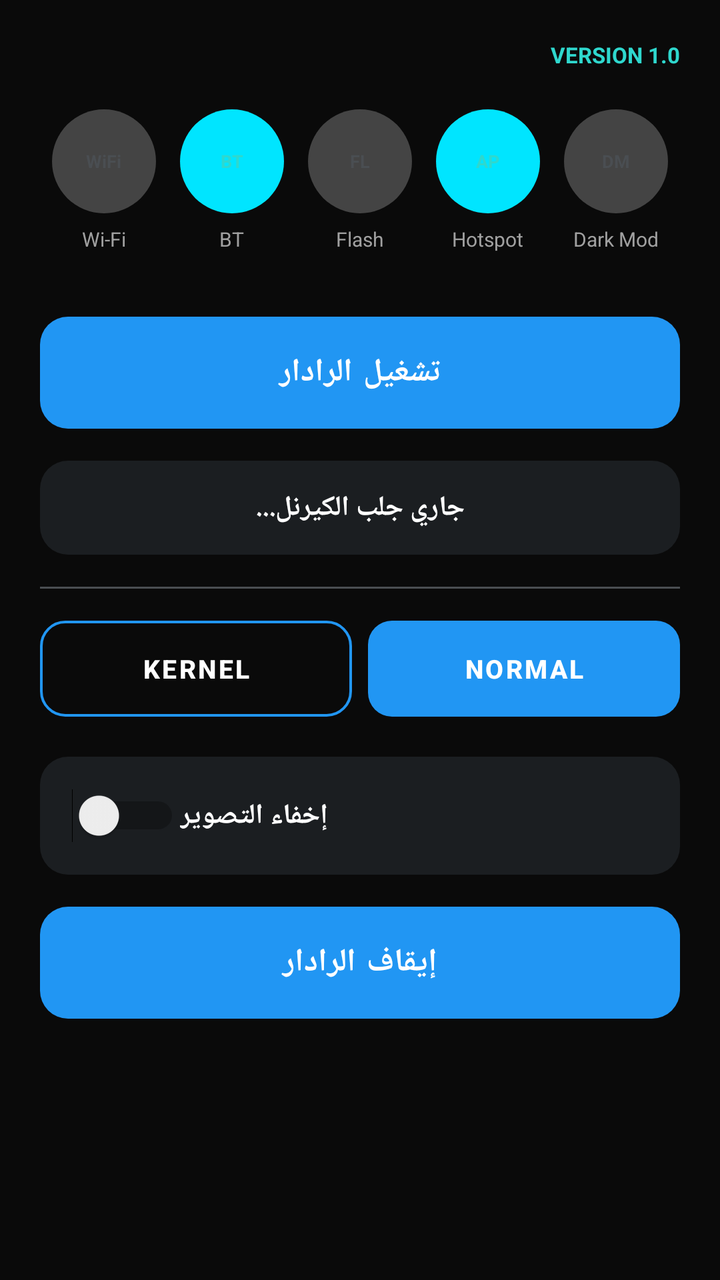
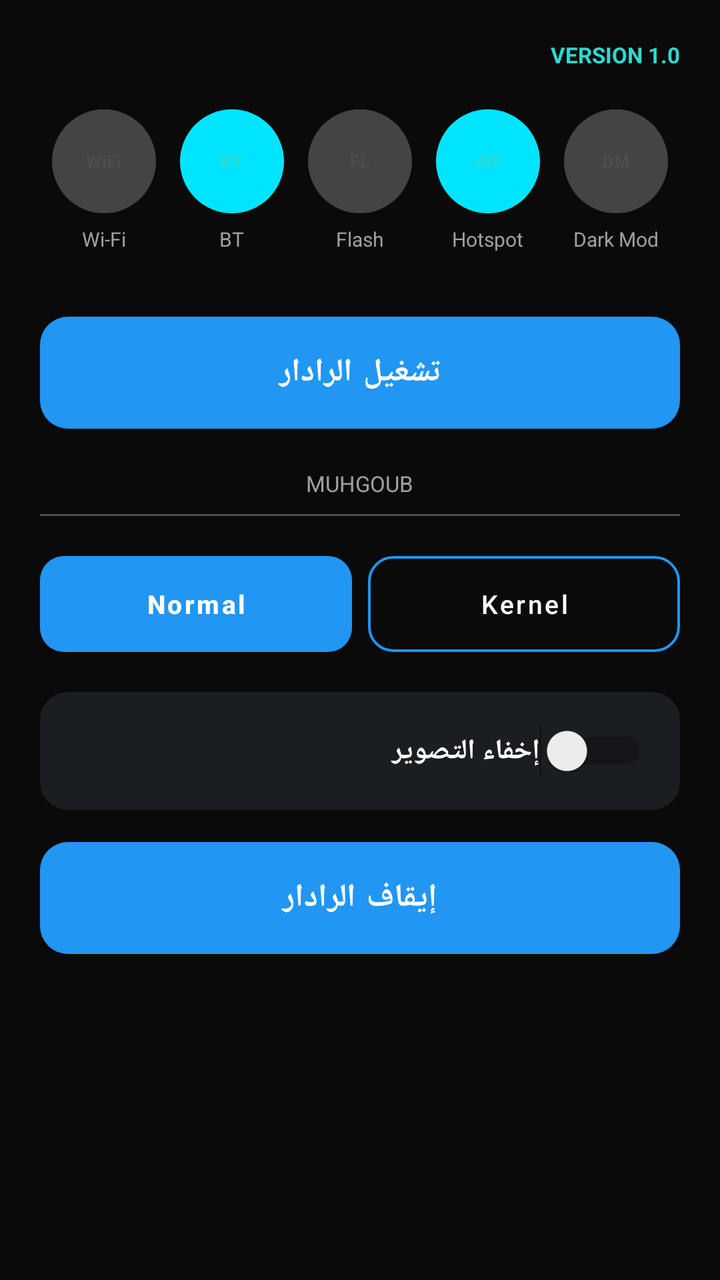

An Android layout rendered at two revisions. The XML below is the earlier revision; the diff shows what the commit changed to produce the second picture.
<!-- AndroidManifest.xml: application theme Theme.MuhgoubHUD -->
<!-- res/layout/activity_main.xml -->
<?xml version="1.0" encoding="utf-8"?>
<ScrollView xmlns:android="http://schemas.android.com/apk/res/android"
    android:layout_width="match_parent"
    android:layout_height="match_parent"
    android:background="@color/bg_dark">

    <LinearLayout
        android:layout_width="match_parent"
        android:layout_height="wrap_content"
        android:orientation="vertical"
        android:padding="20dp">

        <TextView
            android:layout_width="match_parent"
            android:layout_height="wrap_content"
            android:gravity="end"
            android:text="VERSION 1.0"
            android:textColor="@color/cyan_accent"
            android:textSize="11sp"
            android:textStyle="bold" />

        
        <LinearLayout
            android:layout_width="match_parent"
            android:layout_height="wrap_content"
            android:layout_marginTop="20dp"
            android:orientation="horizontal"
            android:weightSum="5">

            <LinearLayout
                android:layout_width="0dp"
                android:layout_height="wrap_content"
                android:layout_weight="1"
                android:gravity="center"
                android:orientation="vertical">
                <FrameLayout
                    android:layout_width="52dp"
                    android:layout_height="52dp"
                    android:background="@drawable/bg_icon_circle_gray">
                    <TextView
                        android:layout_width="wrap_content"
                        android:layout_height="wrap_content"
                        android:layout_gravity="center"
                        android:text="WiFi"
                        android:textColor="@color/icon_circle_gray"
                        android:textSize="9sp"
                        android:textStyle="bold" />
                </FrameLayout>
                <TextView
                    android:layout_width="wrap_content"
                    android:layout_height="wrap_content"
                    android:layout_marginTop="6dp"
                    android:text="Wi-Fi"
                    android:textColor="@color/text_secondary"
                    android:textSize="10sp" />
            </LinearLayout>

            <LinearLayout
                android:layout_width="0dp"
                android:layout_height="wrap_content"
                android:layout_weight="1"
                android:gravity="center"
                android:orientation="vertical">
                <FrameLayout
                    android:layout_width="52dp"
                    android:layout_height="52dp"
                    android:background="@drawable/bg_icon_circle_accent">
                    <TextView
                        android:layout_width="wrap_content"
                        android:layout_height="wrap_content"
                        android:layout_gravity="center"
                        android:text="BT"
                        android:textColor="@color/cyan_accent"
                        android:textSize="9sp"
                        android:textStyle="bold" />
                </FrameLayout>
                <TextView
                    android:layout_width="wrap_content"
                    android:layout_height="wrap_content"
                    android:layout_marginTop="6dp"
                    android:text="BT"
                    android:textColor="@color/text_secondary"
                    android:textSize="10sp" />
            </LinearLayout>

            <LinearLayout
                android:layout_width="0dp"
                android:layout_height="wrap_content"
                android:layout_weight="1"
                android:gravity="center"
                android:orientation="vertical">
                <FrameLayout
                    android:layout_width="52dp"
                    android:layout_height="52dp"
                    android:background="@drawable/bg_icon_circle_gray">
                    <TextView
                        android:layout_width="wrap_content"
                        android:layout_height="wrap_content"
                        android:layout_gravity="center"
                        android:text="FL"
                        android:textColor="@color/icon_circle_gray"
                        android:textSize="9sp"
                        android:textStyle="bold" />
                </FrameLayout>
                <TextView
                    android:layout_width="wrap_content"
                    android:layout_height="wrap_content"
                    android:layout_marginTop="6dp"
                    android:text="Flash"
                    android:textColor="@color/text_secondary"
                    android:textSize="10sp" />
            </LinearLayout>

            <LinearLayout
                android:layout_width="0dp"
                android:layout_height="wrap_content"
                android:layout_weight="1"
                android:gravity="center"
                android:orientation="vertical">
                <FrameLayout
                    android:layout_width="52dp"
                    android:layout_height="52dp"
                    android:background="@drawable/bg_icon_circle_accent">
                    <TextView
                        android:layout_width="wrap_content"
                        android:layout_height="wrap_content"
                        android:layout_gravity="center"
                        android:text="AP"
                        android:textColor="@color/cyan_accent"
                        android:textSize="9sp"
                        android:textStyle="bold" />
                </FrameLayout>
                <TextView
                    android:layout_width="wrap_content"
                    android:layout_height="wrap_content"
                    android:layout_marginTop="6dp"
                    android:text="Hotspot"
                    android:textColor="@color/text_secondary"
                    android:textSize="10sp" />
            </LinearLayout>

            <LinearLayout
                android:layout_width="0dp"
                android:layout_height="wrap_content"
                android:layout_weight="1"
                android:gravity="center"
                android:orientation="vertical">
                <FrameLayout
                    android:layout_width="52dp"
                    android:layout_height="52dp"
                    android:background="@drawable/bg_icon_circle_gray">
                    <TextView
                        android:layout_width="wrap_content"
                        android:layout_height="wrap_content"
                        android:layout_gravity="center"
                        android:text="DM"
                        android:textColor="@color/icon_circle_gray"
                        android:textSize="9sp"
                        android:textStyle="bold" />
                </FrameLayout>
                <TextView
                    android:layout_width="wrap_content"
                    android:layout_height="wrap_content"
                    android:layout_marginTop="6dp"
                    android:text="Dark Mod"
                    android:textColor="@color/text_secondary"
                    android:textSize="10sp" />
            </LinearLayout>

        </LinearLayout>

        
        <Button
            android:id="@+id/btnLaunchPanel"
            android:layout_width="match_parent"
            android:layout_height="56dp"
            android:layout_marginTop="32dp"
            android:background="@drawable/bg_main_button"
            android:clickable="true"
            android:focusable="true"
            android:stateListAnimator="@null"
            android:insetTop="0dp"
            android:insetBottom="0dp"
            android:text="تشغيل الرادار"
            android:textColor="@color/white"
            android:textSize="16sp"
            android:textStyle="bold" />

        
        <TextView
            android:id="@+id/tvKernelVersion"
            android:layout_width="match_parent"
            android:layout_height="wrap_content"
            android:layout_marginTop="16dp"
            android:background="@drawable/bg_overlay_card"
            android:gravity="center"
            android:padding="14dp"
            android:text="جاري جلب الكيرنل..."
            android:textColor="@color/white"
            android:textSize="14sp"
            android:textStyle="bold" />

        <View
            android:layout_width="match_parent"
            android:layout_height="1dp"
            android:layout_marginTop="16dp"
            android:layout_marginBottom="16dp"
            android:background="@color/icon_circle_gray" />

        
        <LinearLayout
            android:layout_width="match_parent"
            android:layout_height="wrap_content"
            android:orientation="horizontal"
            android:weightSum="2">

            <Button
                android:id="@+id/btnModeTurbo"
                android:layout_width="0dp"
                android:layout_height="48dp"
                android:layout_weight="1"
                android:layout_marginEnd="8dp"
                android:background="@drawable/bg_segment_outline"
                android:clickable="true"
                android:focusable="true"
                android:stateListAnimator="@null"
                android:insetTop="0dp"
                android:insetBottom="0dp"
                android:text="Kernel"
                android:textColor="@color/white"
                android:textSize="13sp"
                android:textStyle="bold" />

            <Button
                android:id="@+id/btnModeNormal"
                android:layout_width="0dp"
                android:layout_height="48dp"
                android:layout_weight="1"
                android:background="@drawable/bg_segment_filled"
                android:clickable="true"
                android:focusable="true"
                android:stateListAnimator="@null"
                android:insetTop="0dp"
                android:insetBottom="0dp"
                android:text="Normal"
                android:textColor="@color/white"
                android:textSize="13sp"
                android:textStyle="bold" />

        </LinearLayout>

        
        <LinearLayout
            android:layout_width="match_parent"
            android:layout_height="wrap_content"
            android:layout_marginTop="20dp"
            android:background="@drawable/bg_overlay_card"
            android:clickable="true"
            android:focusable="true"
            android:gravity="center_vertical"
            android:orientation="horizontal"
            android:padding="16dp">

            <Switch
                android:id="@+id/switchPermission"
                android:layout_width="wrap_content"
                android:layout_height="wrap_content" />

            <TextView
                android:layout_width="0dp"
                android:layout_height="wrap_content"
                android:layout_weight="1"
                android:gravity="end"
                android:text="إخفاء التصوير"
                android:textColor="@color/text_primary"
                android:textSize="14sp"
                android:textStyle="bold" />

        </LinearLayout>

        
        <Button
            android:id="@+id/btnStopPanel"
            android:layout_width="match_parent"
            android:layout_height="56dp"
            android:layout_marginTop="16dp"
            android:background="@drawable/bg_main_button"
            android:clickable="true"
            android:focusable="true"
            android:stateListAnimator="@null"
            android:insetTop="0dp"
            android:insetBottom="0dp"
            android:text="إيقاف الرادار"
            android:textColor="@color/white"
            android:textSize="16sp"
            android:textStyle="bold" />

    </LinearLayout>

</ScrollView>
<!-- resources referenced by this layout -->
<resources>
  <color name="bg_dark">#FF0A0A0A</color>
  <color name="cyan_accent">#FF2FD8CE</color>
  <color name="icon_circle_gray">#FF4A4E52</color>
  <color name="text_primary">#FFFFFFFF</color>
  <color name="text_secondary">#FFA0A0A0</color>
  <color name="white">#FFFFFFFF</color>
  <!-- drawable bg_icon_circle_accent (drawable) -->
  <?xml version="1.0" encoding="utf-8"?>
  <shape xmlns:android="http://schemas.android.com/apk/res/android"
      android:shape="oval">
      <solid android:color="#00E5FF" />
  </shape>
  <!-- drawable bg_icon_circle_gray (drawable) -->
  <?xml version="1.0" encoding="utf-8"?>
  <shape xmlns:android="http://schemas.android.com/apk/res/android"
      android:shape="oval">
      <solid android:color="#444444" />
  </shape>
  <!-- drawable bg_main_button (drawable) -->
  <?xml version="1.0" encoding="utf-8"?>
  <shape xmlns:android="http://schemas.android.com/apk/res/android"
      android:shape="rectangle">
      <solid android:color="@color/start_blue" />
      <corners android:radius="14dp" />
  </shape>
  <!-- drawable bg_overlay_card (drawable) -->
  <?xml version="1.0" encoding="utf-8"?>
  <shape xmlns:android="http://schemas.android.com/apk/res/android"
      android:shape="rectangle">
      <solid android:color="@color/card_bg" />
      <corners android:radius="14dp" />
  </shape>
  <!-- drawable bg_segment_filled (drawable) -->
  <?xml version="1.0" encoding="utf-8"?>
  <shape xmlns:android="http://schemas.android.com/apk/res/android"
      android:shape="rectangle">
      <solid android:color="@color/teal_accent" />
      <corners android:radius="12dp" />
  </shape>
  <!-- drawable bg_segment_outline (drawable) -->
  <?xml version="1.0" encoding="utf-8"?>
  <shape xmlns:android="http://schemas.android.com/apk/res/android"
      android:shape="rectangle">
      <solid android:color="@android:color/transparent" />
      <stroke android:width="1.2dp" android:color="@color/text_secondary" />
      <corners android:radius="12dp" />
  </shape>
  <style name="Theme.MuhgoubHUD" parent="Theme.MaterialComponents.DayNight.NoActionBar">
          <item name="colorPrimary">@color/accent</item>
          <item name="colorPrimaryDark">@color/pure_black</item>
          <item name="colorAccent">@color/cyan_accent</item>
          <item name="android:windowBackground">@color/bg_dark</item>
          <item name="android:statusBarColor">@color/pure_black</item>
          <item name="android:navigationBarColor">@color/pure_black</item>
          <item name="android:windowLightStatusBar" tools:targetApi="m">false</item>
      </style>
  <color name="start_blue">#FF4B9FD6</color>
  <color name="card_bg">#FF1B1E21</color>
  <color name="teal_accent">#FF2FD8CE</color>
  <color name="accent">#FF2196F3</color>
  <color name="pure_black">#FF000000</color>
</resources>

<!-- the commit's change to res/layout/activity_main.xml (unified diff, before → after) -->
@@ -19,7 +19,6 @@
             android:textSize="11sp"
             android:textStyle="bold" />
 
-        
         <LinearLayout
             android:layout_width="match_parent"
             android:layout_height="wrap_content"
@@ -50,7 +49,7 @@
                     android:layout_width="wrap_content"
                     android:layout_height="wrap_content"
                     android:layout_marginTop="6dp"
-                    android:text="Wi-Fi"
+                    android:text="@string/tool_wifi"
                     android:textColor="@color/text_secondary"
                     android:textSize="10sp" />
             </LinearLayout>
@@ -78,7 +77,7 @@
                     android:layout_width="wrap_content"
                     android:layout_height="wrap_content"
                     android:layout_marginTop="6dp"
-                    android:text="BT"
+                    android:text="@string/tool_bluetooth"
                     android:textColor="@color/text_secondary"
                     android:textSize="10sp" />
             </LinearLayout>
@@ -106,7 +105,7 @@
                     android:layout_width="wrap_content"
                     android:layout_height="wrap_content"
                     android:layout_marginTop="6dp"
-                    android:text="Flash"
+                    android:text="@string/tool_flashlight"
                     android:textColor="@color/text_secondary"
                     android:textSize="10sp" />
             </LinearLayout>
@@ -134,7 +133,7 @@
                     android:layout_width="wrap_content"
                     android:layout_height="wrap_content"
                     android:layout_marginTop="6dp"
-                    android:text="Hotspot"
+                    android:text="@string/tool_hotspot"
                     android:textColor="@color/text_secondary"
                     android:textSize="10sp" />
             </LinearLayout>
@@ -162,7 +161,7 @@
                     android:layout_width="wrap_content"
                     android:layout_height="wrap_content"
                     android:layout_marginTop="6dp"
-                    android:text="Dark Mod"
+                    android:text="@string/tool_dark_mode"
                     android:textColor="@color/text_secondary"
                     android:textSize="10sp" />
             </LinearLayout>
@@ -176,35 +175,26 @@
             android:layout_height="56dp"
             android:layout_marginTop="32dp"
             android:background="@drawable/bg_main_button"
-            android:clickable="true"
-            android:focusable="true"
-            android:stateListAnimator="@null"
-            android:insetTop="0dp"
-            android:insetBottom="0dp"
             android:text="تشغيل الرادار"
+            android:textAllCaps="false"
             android:textColor="@color/white"
             android:textSize="16sp"
             android:textStyle="bold" />
 
-        
         <TextView
-            android:id="@+id/tvKernelVersion"
-            android:layout_width="match_parent"
-            android:layout_height="wrap_content"
-            android:layout_marginTop="16dp"
-            android:background="@drawable/bg_overlay_card"
-            android:gravity="center"
-            android:padding="14dp"
-            android:text="جاري جلب الكيرنل..."
-            android:textColor="@color/white"
-            android:textSize="14sp"
-            android:textStyle="bold" />
+            android:layout_width="wrap_content"
+            android:layout_height="wrap_content"
+            android:layout_marginTop="20dp"
+            android:layout_gravity="center"
+            android:text="@string/app_name"
+            android:textColor="@color/text_secondary"
+            android:textSize="11sp" />
 
         <View
             android:layout_width="match_parent"
             android:layout_height="1dp"
-            android:layout_marginTop="16dp"
-            android:layout_marginBottom="16dp"
+            android:layout_marginTop="8dp"
+            android:layout_marginBottom="20dp"
             android:background="@color/icon_circle_gray" />
 
         
@@ -215,37 +205,28 @@
             android:weightSum="2">
 
             <Button
-                android:id="@+id/btnModeTurbo"
+                android:id="@+id/btnModeNormal"
                 android:layout_width="0dp"
                 android:layout_height="48dp"
                 android:layout_weight="1"
                 android:layout_marginEnd="8dp"
-                android:background="@drawable/bg_segment_outline"
-                android:clickable="true"
-                android:focusable="true"
-                android:stateListAnimator="@null"
-                android:insetTop="0dp"
-                android:insetBottom="0dp"
-                android:text="Kernel"
+                android:background="@drawable/bg_segment_filled"
+                android:text="Normal"
+                android:textAllCaps="false"
                 android:textColor="@color/white"
                 android:textSize="13sp"
                 android:textStyle="bold" />
 
             <Button
-                android:id="@+id/btnModeNormal"
+                android:id="@+id/btnModeTurbo"
                 android:layout_width="0dp"
                 android:layout_height="48dp"
                 android:layout_weight="1"
-                android:background="@drawable/bg_segment_filled"
-                android:clickable="true"
-                android:focusable="true"
-                android:stateListAnimator="@null"
-                android:insetTop="0dp"
-                android:insetBottom="0dp"
-                android:text="Normal"
+                android:background="@drawable/bg_segment_outline"
+                android:text="Kernel"
+                android:textAllCaps="false"
                 android:textColor="@color/white"
-                android:textSize="13sp"
-                android:textStyle="bold" />
+                android:textSize="13sp" />
 
         </LinearLayout>
 
@@ -255,27 +236,24 @@
             android:layout_height="wrap_content"
             android:layout_marginTop="20dp"
             android:background="@drawable/bg_overlay_card"
-            android:clickable="true"
-            android:focusable="true"
             android:gravity="center_vertical"
             android:orientation="horizontal"
             android:padding="16dp">
+
+            <TextView
+                android:layout_width="0dp"
+                android:layout_height="wrap_content"
+                android:layout_weight="1"
+                android:text="إخفاء التصوير"
+                android:textColor="@color/text_primary"
+                android:textSize="14sp"
+                android:textStyle="bold" />
 
             <Switch
                 android:id="@+id/switchPermission"
                 android:layout_width="wrap_content"
                 android:layout_height="wrap_content" />
 
-            <TextView
-                android:layout_width="0dp"
-                android:layout_height="wrap_content"
-                android:layout_weight="1"
-                android:gravity="end"
-                android:text="إخفاء التصوير"
-                android:textColor="@color/text_primary"
-                android:textSize="14sp"
-                android:textStyle="bold" />
-
         </LinearLayout>
 
         
@@ -285,12 +263,8 @@
             android:layout_height="56dp"
             android:layout_marginTop="16dp"
             android:background="@drawable/bg_main_button"
-            android:clickable="true"
-            android:focusable="true"
-            android:stateListAnimator="@null"
-            android:insetTop="0dp"
-            android:insetBottom="0dp"
             android:text="إيقاف الرادار"
+            android:textAllCaps="false"
             android:textColor="@color/white"
             android:textSize="16sp"
             android:textStyle="bold" />
<!-- resource entries referenced after the edit -->
@@ -47,6 +47,12 @@
       <stroke android:width="1.2dp" android:color="@color/text_secondary" />
       <corners android:radius="12dp" />
   </shape>
+  <string name="app_name">MUHGOUB</string>
+  <string name="tool_bluetooth">BT</string>
+  <string name="tool_dark_mode">Dark Mod</string>
+  <string name="tool_flashlight">Flash</string>
+  <string name="tool_hotspot">Hotspot</string>
+  <string name="tool_wifi">Wi-Fi</string>
   <style name="Theme.MuhgoubHUD" parent="Theme.MaterialComponents.DayNight.NoActionBar">
           <item name="colorPrimary">@color/accent</item>
           <item name="colorPrimaryDark">@color/pure_black</item>
